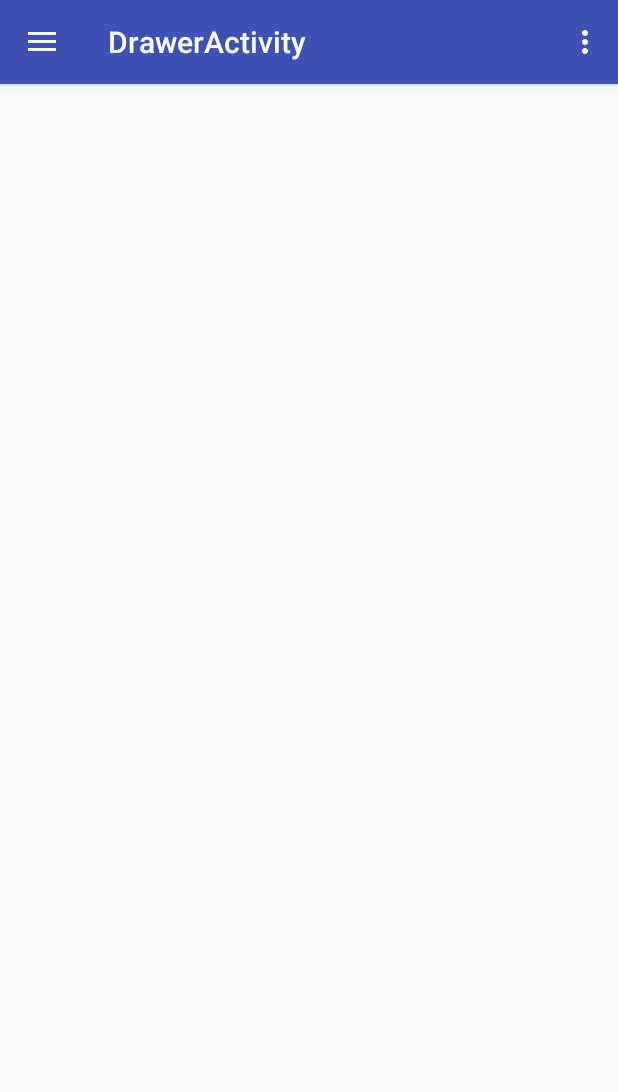
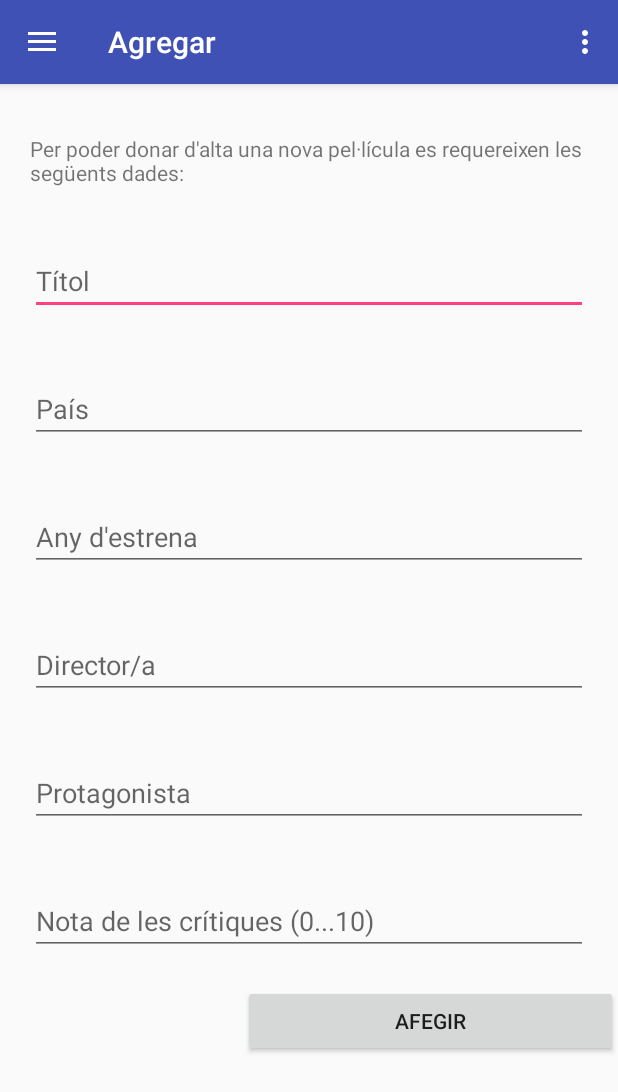
Before and after one commit to FredericUhlmann/IDIAndroid, an Android app: the DrawerActivity screen opened directly, with no data from a screen before it, in the side drawer, after a tap on "Afegir pelicula", on a phone screen of 412 x 824 dp. Shown: the top 1092 px of the screen. Run offline under Robolectric (Android 15) with nearby library versions, the phone set to English and light mode, and no system bars.

Commit message:
afegir fet, falta BD

```diff
--- a/app/src/main/AndroidManifest.xml
+++ b/app/src/main/AndroidManifest.xml
@@ -26,6 +26,10 @@
             android:name=".Cercar"
             android:label="@string/title_activity_cercar"
             android:theme="@style/AppTheme.NoActionBar" />
+        <activity
+            android:name=".Agregar"
+            android:label="@string/title_activity_agregar"
+            android:theme="@style/AppTheme.NoActionBar"></activity>
     </application>
 
 </manifest>
--- /dev/null
+++ b/app/src/main/java/com/example/pr_idi/mydatabaseexample/Agregar.java
@@ -0,0 +1,87 @@
+package com.example.pr_idi.mydatabaseexample;
+
+import android.os.Bundle;
+import android.support.design.widget.FloatingActionButton;
+import android.support.design.widget.Snackbar;
+import android.util.Log;
+import android.view.View;
+import android.widget.Button;
+import android.widget.EditText;
+import android.widget.TextView;
+import android.widget.Toast;
+
+public class Agregar extends DrawerActivity {
+
+    private FilmData filmData;
+
+    @Override
+    protected void onCreate(Bundle savedInstanceState) {
+        super.onCreate(savedInstanceState);
+        setContentView(R.layout.activity_agregar);
+        setTitle("Agregar");
+
+        //Boton
+        Button b_afegir = (Button) findViewById(R.id.b_afegir);
+
+        //EditTexts
+        final EditText et_afegir_titol = (EditText) findViewById(R.id.et_afegir_titol);
+        final EditText et_afegir_pais = (EditText) findViewById(R.id.et_afegir_pais);
+        final EditText et_afegir_any = (EditText) findViewById(R.id.et_afegir_any);
+        final EditText et_et_afegir_director = (EditText) findViewById(R.id.et_afegir_director);
+        final EditText et_afegir_prota = (EditText) findViewById(R.id.et_afegir_prota);
+        final EditText et_afegir_critiques = (EditText) findViewById(R.id.et_afegir_critiques);
+
+
+
+
+
+        //Listener al boton
+        b_afegir.setOnClickListener(new View.OnClickListener() {
+            @Override
+            public void onClick(View view) {
+
+                String a_titol = et_afegir_titol.getText().toString();
+                String a_pais = et_afegir_pais.getText().toString();
+                String a_any = et_afegir_any.getText().toString();
+                String a_director = et_et_afegir_director.getText().toString();
+                String a_prota = et_afegir_prota.getText().toString();
+                String a_critiques = et_afegir_critiques.getText().toString();
+                Integer num_critiques = 0;
+                if (!a_critiques.equals("")) {
+                     num_critiques = Integer.parseInt(a_critiques);
+                }
+
+
+                if(
+                    a_titol.equals("") ||
+                    a_pais.equals("") ||
+                    a_any.equals("") ||
+                    a_director.equals("") ||
+                    a_prota.equals("") ||
+                    a_critiques.equals("")
+
+                    ) {
+
+                    //Se muestra un toast indicando que todos los campos son obligatorios
+                    Toast toast = Toast.makeText(getApplicationContext(), "Tots els camps són obligatoris", Toast.LENGTH_SHORT);
+                    toast.show();
+
+                }else if (num_critiques < 0 || num_critiques > 10){
+
+                    //Se muestra un toast indicando que todos los campos son obligatorios
+                    Toast toast = Toast.makeText(getApplicationContext(), "La nota ha de ser entre 0 i 10", Toast.LENGTH_SHORT);
+                    toast.show();
+
+                }else {
+                    /////////peta en el film data!!!!!(sols falta conectarho a la BD)
+                    filmData.createFilm(a_titol, a_director);
+                    Toast toast = Toast.makeText(getApplicationContext(), "CREADA", Toast.LENGTH_SHORT);
+                    toast.show();
+
+                }
+            }
+        });
+
+    }
+
+}
--- a/app/src/main/java/com/example/pr_idi/mydatabaseexample/DrawerActivity.java
+++ b/app/src/main/java/com/example/pr_idi/mydatabaseexample/DrawerActivity.java
@@ -8,6 +8,7 @@ import android.support.v4.widget.DrawerLayout;
 import android.support.v7.app.ActionBarDrawerToggle;
 import android.support.v7.app.AppCompatActivity;
 import android.support.v7.widget.Toolbar;
+import android.util.Log;
 import android.view.Menu;
 import android.view.MenuItem;
 import android.widget.ArrayAdapter;
@@ -105,8 +106,7 @@ public class DrawerActivity extends AppCompatActivity
         int id = item.getItemId();
 
         if (id == R.id.afegir) {
-
-            filmData = new FilmData(this);
+            /*filmData = new FilmData(this);
             filmData.open();
 
             List<Film> values = filmData.getAllFilms();
@@ -126,7 +126,10 @@ public class DrawerActivity extends AppCompatActivity
             int nextInt = new Random().nextInt(4);
             // save the new film to the database
             film = filmData.createFilm(newFilm[0], newFilm[0]);
-            adapter.add(film);
+            adapter.add(film);*/
+            Intent i = new Intent(getApplicationContext(),Agregar.class);
+            startActivity(i);
+
         } else if (id == R.id.cercar) {
             Intent i = new Intent(getApplicationContext(),Cercar.class);
             startActivity(i);
--- /dev/null
+++ b/app/src/main/res/layout/activity_agregar.xml
@@ -0,0 +1,113 @@
+<?xml version="1.0" encoding="utf-8"?>
+<android.support.design.widget.CoordinatorLayout xmlns:android="http://schemas.android.com/apk/res/android"
+    xmlns:app="http://schemas.android.com/apk/res-auto"
+    xmlns:tools="http://schemas.android.com/tools"
+    android:layout_width="match_parent"
+    android:layout_height="match_parent"
+    android:fitsSystemWindows="true"
+    tools:context="com.example.pr_idi.mydatabaseexample.Agregar">
+
+    <android.support.design.widget.AppBarLayout
+        android:layout_width="match_parent"
+        android:layout_height="wrap_content"
+        android:theme="@style/AppTheme.AppBarOverlay">
+
+    </android.support.design.widget.AppBarLayout>
+
+    <include layout="@layout/content_agregar" />
+
+    <ScrollView
+        android:layout_width="match_parent"
+        android:layout_height="match_parent">
+
+        <LinearLayout
+            android:orientation="vertical"
+            android:layout_width="match_parent"
+            android:layout_height="wrap_content"
+            android:weightSum="1">
+
+            <TextView
+                android:text="Per poder donar d'alta una nova pel·lícula es requereixen les següents dades:"
+                android:layout_width="match_parent"
+                android:layout_height="wrap_content"
+                android:id="@+id/tv_afegir"
+                android:layout_marginBottom="30px"
+                android:layout_marginTop="50px"
+                android:layout_marginLeft="30px"
+                android:layout_marginRight="30px" />
+
+            <EditText
+                android:layout_width="match_parent"
+                android:layout_height="wrap_content"
+                android:inputType="textPersonName"
+                android:ems="10"
+                android:id="@+id/et_afegir_titol"
+                android:layout_margin="30px"
+                android:hint="Títol" />
+
+            <EditText
+                android:layout_width="match_parent"
+                android:layout_height="wrap_content"
+                android:inputType="textPersonName"
+                android:ems="10"
+                android:id="@+id/et_afegir_pais"
+                android:layout_margin="30px"
+                android:hint="País" />
+
+            <EditText
+                android:layout_width="match_parent"
+                android:layout_height="wrap_content"
+                android:inputType="date"
+                android:ems="10"
+                android:id="@+id/et_afegir_any"
+                android:layout_margin="30px"
+                android:hint="Any d'estrena" />
+
+            <EditText
+                android:layout_width="match_parent"
+                android:layout_height="wrap_content"
+                android:inputType="textPersonName"
+                android:ems="10"
+                android:id="@+id/et_afegir_director"
+                android:layout_margin="30px"
+                android:hint="Director/a" />
+
+            <EditText
+                android:layout_width="match_parent"
+                android:layout_height="wrap_content"
+                android:inputType="textPersonName"
+                android:ems="10"
+                android:id="@+id/et_afegir_prota"
+                android:layout_margin="30px"
+                android:hint="Protagonista" />
+
+            <EditText
+                android:layout_width="match_parent"
+                android:layout_height="wrap_content"
+                android:inputType="number"
+                android:ems="10"
+                android:id="@+id/et_afegir_critiques"
+                android:layout_margin="30px"
+                android:hint="Nota de les crítiques (0...10)" />
+
+            <LinearLayout
+                android:orientation="horizontal"
+                android:layout_width="match_parent"
+                android:layout_height="match_parent">
+
+                <Space
+                    android:layout_width="wrap_content"
+                    android:layout_height="wrap_content"
+                    android:layout_weight="1" />
+
+                <Button
+                    android:text="Afegir"
+                    android:layout_width="wrap_content"
+                    android:layout_height="wrap_content"
+                    android:id="@+id/b_afegir"
+                    android:layout_weight="1" />
+            </LinearLayout>
+        </LinearLayout>
+    </ScrollView>
+
+</android.support.design.widget.CoordinatorLayout>
--- /dev/null
+++ b/app/src/main/res/layout/content_agregar.xml
@@ -0,0 +1,16 @@
+<?xml version="1.0" encoding="utf-8"?>
+<RelativeLayout xmlns:android="http://schemas.android.com/apk/res/android"
+    xmlns:app="http://schemas.android.com/apk/res-auto"
+    xmlns:tools="http://schemas.android.com/tools"
+    android:id="@+id/content_agregar"
+    android:layout_width="match_parent"
+    android:layout_height="match_parent"
+    android:paddingBottom="@dimen/activity_vertical_margin"
+    android:paddingLeft="@dimen/activity_horizontal_margin"
+    android:paddingRight="@dimen/activity_horizontal_margin"
+    android:paddingTop="@dimen/activity_vertical_margin"
+    app:layout_behavior="@string/appbar_scrolling_view_behavior"
+    tools:context="com.example.pr_idi.mydatabaseexample.Agregar"
+    tools:showIn="@layout/activity_agregar">
+
+</RelativeLayout>
--- a/app/src/main/res/values/strings.xml
+++ b/app/src/main/res/values/strings.xml
@@ -7,4 +7,5 @@
 
     <string name="action_settings">Settings</string>
     <string name="title_activity_cercar">Cercar</string>
+    <string name="title_activity_agregar">Agregar</string>
 </resources>
```
Also changed, not shown: 1 other file.
